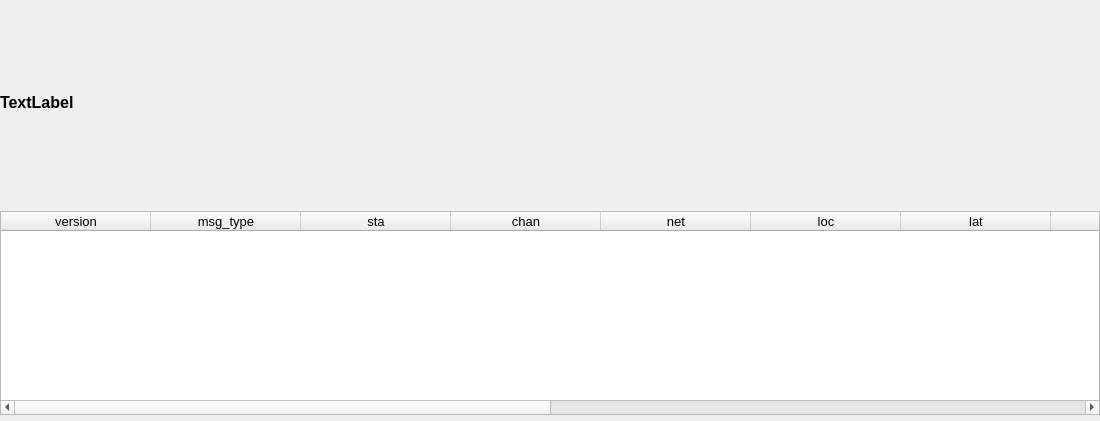
Qt form pgadetailtable.ui (hayoungdaddy/KGOM) before a commit.
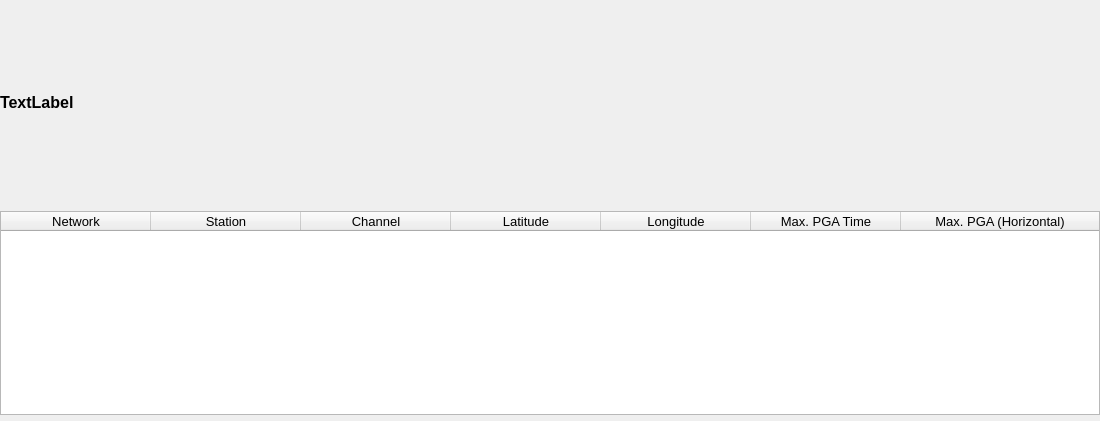
The same form after that commit.

The edit to the form file:
```diff
--- a/pgadetailtable.ui
+++ b/pgadetailtable.ui
@@ -78,6 +78,9 @@
 } </string>
      </property>
      <property name="verticalScrollBarPolicy">
+      <enum>Qt::ScrollBarAsNeeded</enum>
+     </property>
+     <property name="horizontalScrollBarPolicy">
       <enum>Qt::ScrollBarAlwaysOff</enum>
      </property>
      <property name="alternatingRowColors">
@@ -86,6 +89,9 @@
      <attribute name="horizontalHeaderDefaultSectionSize">
       <number>150</number>
      </attribute>
+     <attribute name="horizontalHeaderStretchLastSection">
+      <bool>true</bool>
+     </attribute>
      <attribute name="verticalHeaderVisible">
       <bool>false</bool>
      </attribute>
@@ -103,72 +109,37 @@
      </attribute>
      <column>
       <property name="text">
-       <string>version</string>
+       <string>Network</string>
       </property>
      </column>
      <column>
       <property name="text">
-       <string>msg_type</string>
+       <string>Station</string>
       </property>
      </column>
      <column>
       <property name="text">
-       <string>sta</string>
+       <string>Channel</string>
       </property>
      </column>
      <column>
       <property name="text">
-       <string>chan</string>
+       <string>Latitude</string>
       </property>
      </column>
      <column>
       <property name="text">
-       <string>net</string>
+       <string>Longitude</string>
       </property>
      </column>
      <column>
       <property name="text">
-       <string>loc</string>
+       <string>Max. PGA Time</string>
       </property>
      </column>
      <column>
       <property name="text">
-       <string>lat</string>
-      </property>
-     </column>
-     <column>
-      <property name="text">
-       <string>lon</string>
-      </property>
-     </column>
-     <column>
-      <property name="text">
-       <string>time</string>
-      </property>
-     </column>
-     <column>
-      <property name="text">
-       <string>maxZ</string>
-      </property>
-     </column>
-     <column>
-      <property name="text">
-       <string>maxN</string>
-      </property>
-     </column>
-     <column>
-      <property name="text">
-       <string>maxE</string>
-      </property>
-     </column>
-     <column>
-      <property name="text">
-       <string>maxH</string>
-      </property>
-     </column>
-     <column>
-      <property name="text">
-       <string>maxT</string>
+       <string>Max. PGA (Horizontal)</string>
       </property>
      </column>
     </widget>
```
Left out of the diff: 6 changed lines with no effect on the pictures.
